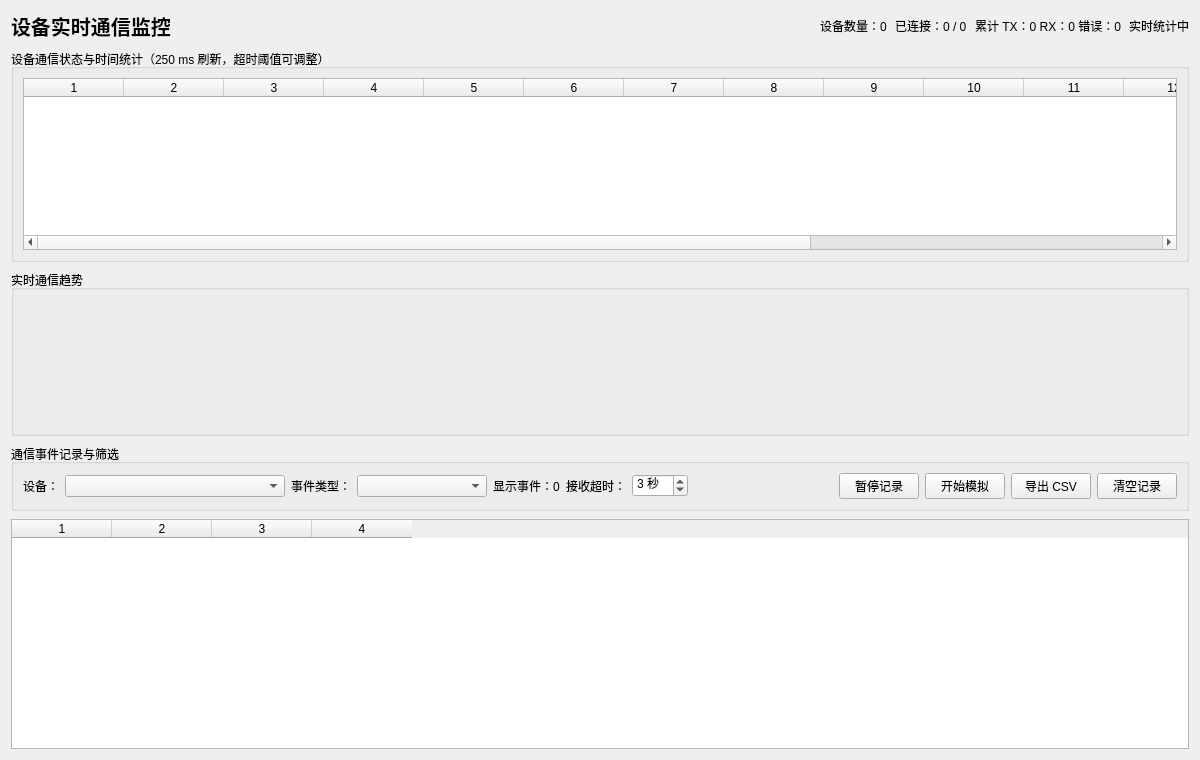
First picture: the form in src/pages/MonitorPage.ui, repository niudamei/IndustrialHub, before the edit.
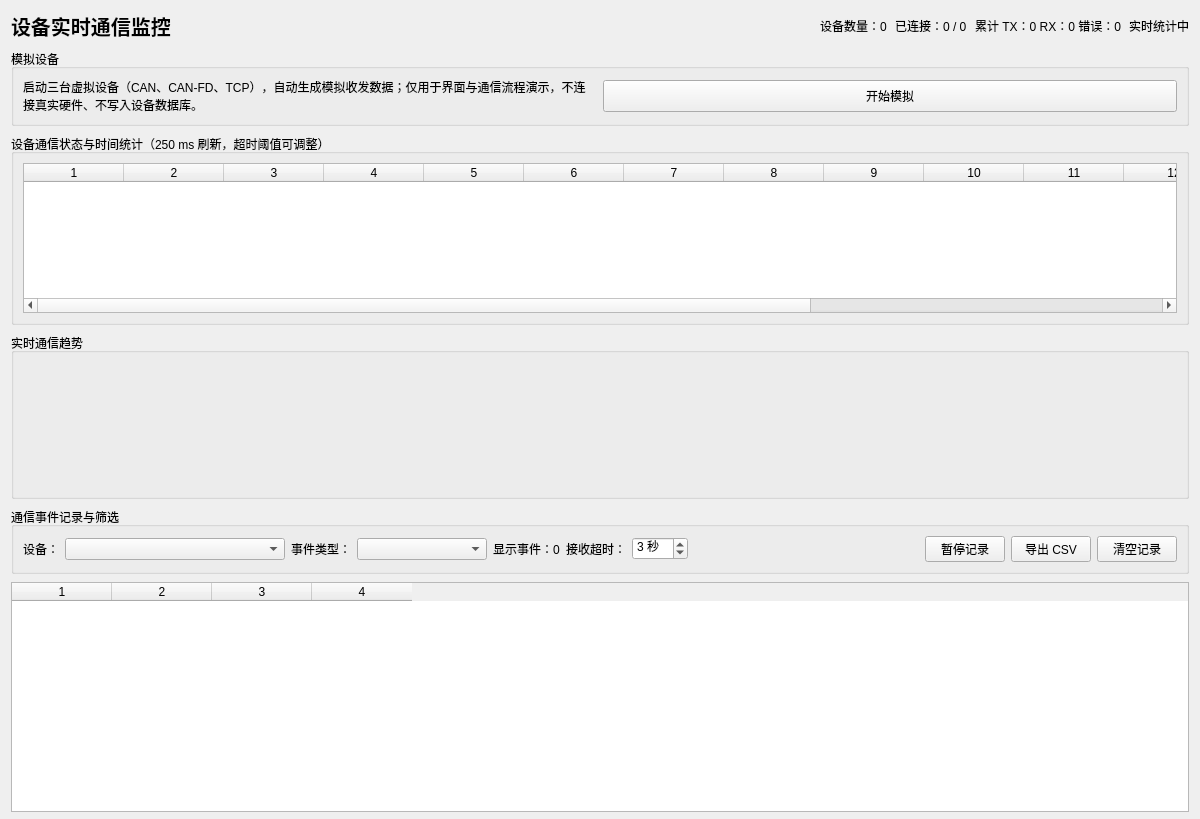
Second picture: the form after the edit.

Commit message: Move demo controls into a dedicated monitor section

```diff
--- a/src/pages/MonitorPage.ui
+++ b/src/pages/MonitorPage.ui
@@ -23,6 +23,26 @@
      <item><widget class="QLabel" name="monitorStateLabel"><property name="text"><string>实时统计中</string></property></widget></item>
     </layout>
    </item>
+   <item>
+    <widget class="QGroupBox" name="demoGroup">
+     <property name="title"><string>模拟设备</string></property>
+     <layout class="QHBoxLayout" name="demoLayout">
+      <item>
+       <widget class="QLabel" name="demoDescriptionLabel">
+        <property name="text"><string>启动三台虚拟设备（CAN、CAN-FD、TCP），自动生成模拟收发数据；仅用于界面与通信流程演示，不连接真实硬件、不写入设备数据库。</string></property>
+        <property name="wordWrap"><bool>true</bool></property>
+       </widget>
+      </item>
+      <item>
+       <widget class="QPushButton" name="demoButton">
+        <property name="minimumSize"><size><width>120</width><height>32</height></size></property>
+        <property name="text"><string>开始模拟</string></property>
+        <property name="toolTip"><string>生成虚拟设备和通信数据，不连接真实硬件、不写入设备数据库</string></property>
+       </widget>
+      </item>
+     </layout>
+    </widget>
+   </item>
    <item>
     <widget class="QGroupBox" name="metricsGroup">
      <property name="title"><string>设备通信状态与时间统计（250 ms 刷新，超时阈值可调整）</string></property>
@@ -68,7 +88,6 @@
       </widget></item>
       <item><spacer name="filterSpacer"><property name="orientation"><enum>Qt::Horizontal</enum></property><property name="sizeHint" stdset="0"><size><width>30</width><height>20</height></size></property></spacer></item>
       <item><widget class="QPushButton" name="pauseButton"><property name="text"><string>暂停记录</string></property></widget></item>
-      <item><widget class="QPushButton" name="demoButton"><property name="text"><string>开始模拟</string></property><property name="toolTip"><string>生成虚拟设备和通信数据，不连接真实硬件、不写入设备数据库</string></property></widget></item>
       <item><widget class="QPushButton" name="exportButton"><property name="text"><string>导出 CSV</string></property></widget></item>
       <item><widget class="QPushButton" name="clearButton"><property name="text"><string>清空记录</string></property></widget></item>
      </layout>
```
